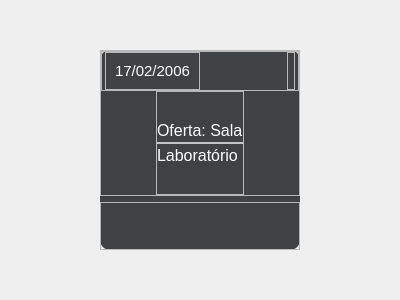
Before: the Qt Designer form App/view/ui/cardPesquisa.ui in Senac-SOR-ADS/Mapa-de-Sala, drawn with Qt 5.
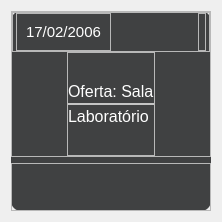
After: the same form once the commit is applied. Icons and pictures are not drawn.

```diff
--- a/App/view/ui/cardPesquisa.ui
+++ b/App/view/ui/cardPesquisa.ui
@@ -6,8 +6,8 @@
    <rect>
     <x>0</x>
     <y>0</y>
-    <width>400</width>
-    <height>300</height>
+    <width>218</width>
+    <height>218</height>
    </rect>
   </property>
   <property name="windowTitle">
@@ -54,6 +54,12 @@
   <layout class="QHBoxLayout" name="horizontalLayout">
    <item>
     <widget class="QFrame" name="conteudo">
+     <property name="minimumSize">
+      <size>
+       <width>200</width>
+       <height>200</height>
+      </size>
+     </property>
      <property name="maximumSize">
       <size>
        <width>200</width>
```
